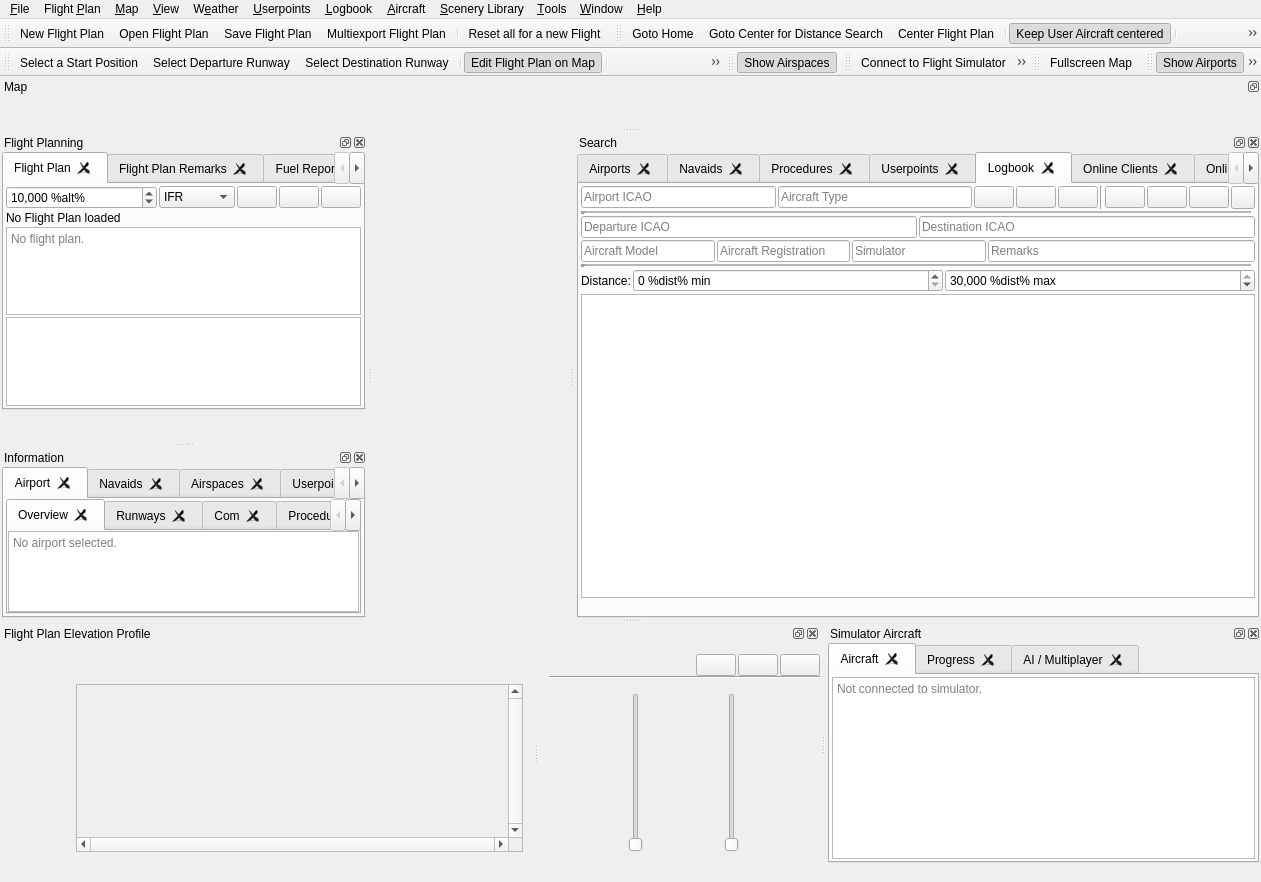
Above: src/gui/mainwindow.ui from albar965/littlenavmap before the change. Below: the same form after it.
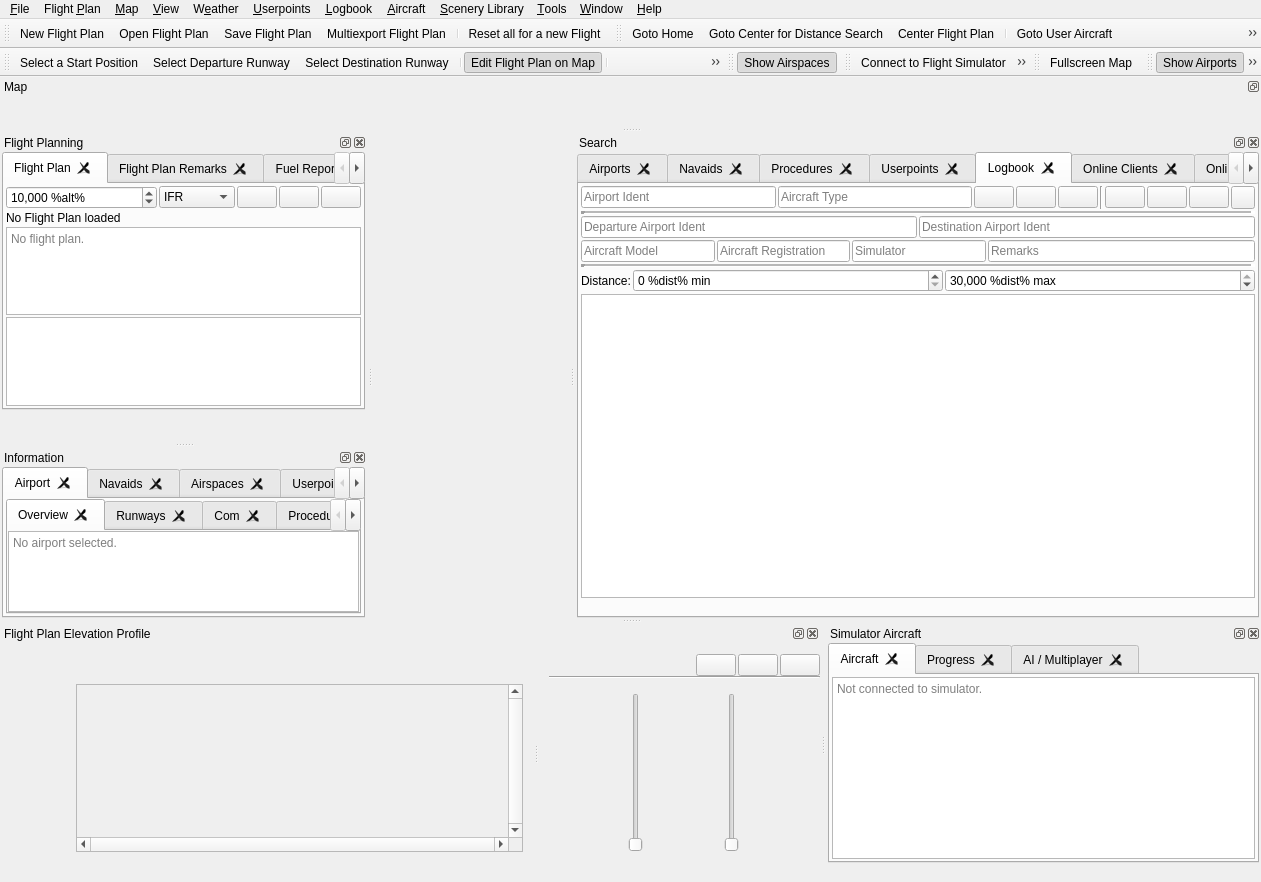
That is the form after the change. The open tabs and pages were chosen to show the change. Icons and pictures are not drawn.

Commit message: Added jump to user aircraft to toolbar. Other text fixes.

Patch:
```diff
--- a/src/gui/mainwindow.ui
+++ b/src/gui/mainwindow.ui
@@ -3214,7 +3214,7 @@
               <string>Departure or destination airport ICAO code. </string>
              </property>
              <property name="placeholderText">
-              <string>Airport ICAO</string>
+              <string>Airport Ident</string>
              </property>
              <property name="clearButtonEnabled">
               <bool>true</bool>
@@ -3429,7 +3429,7 @@
                 <string>Departure airport ICAO code</string>
                </property>
                <property name="placeholderText">
-                <string>Departure ICAO</string>
+                <string>Departure Airport Ident</string>
                </property>
                <property name="clearButtonEnabled">
                 <bool>true</bool>
@@ -3451,7 +3451,7 @@
                 <string>Destination airport ICAO code</string>
                </property>
                <property name="placeholderText">
-                <string>Destination ICAO</string>
+                <string>Destination Airport Ident</string>
                </property>
                <property name="clearButtonEnabled">
                 <bool>true</bool>
@@ -5739,6 +5739,7 @@
    <addaction name="actionMapShowMark"/>
    <addaction name="actionRouteCenter"/>
    <addaction name="separator"/>
+   <addaction name="actionMapAircraftCenterNow"/>
    <addaction name="actionMapAircraftCenter"/>
    <addaction name="separator"/>
    <addaction name="actionMapDeleteAircraftTrack"/>
```
Left out of the diff: 5 changed lines with no effect on the pictures. The commit also changes 2 other files.
